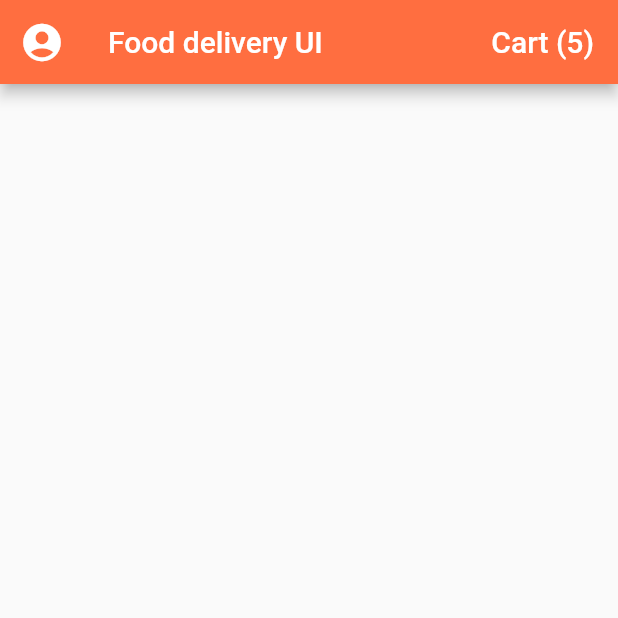
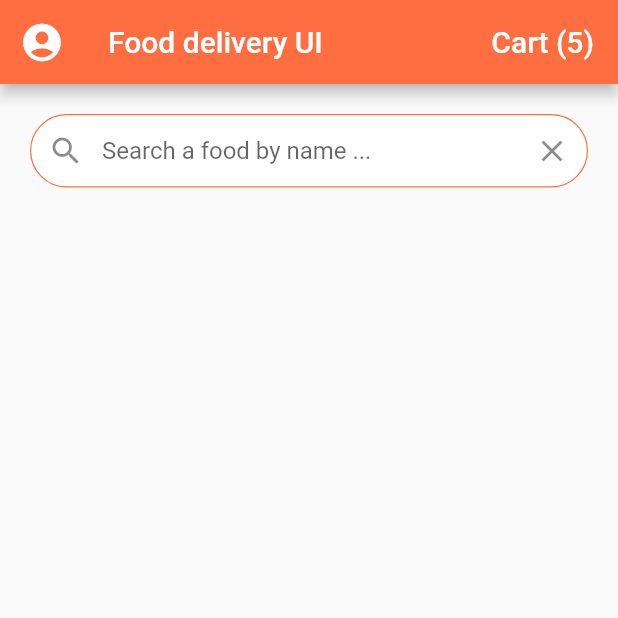
Before and after one commit to OussamaELAMRANI/foodUI, a Flutter app: the screen it shows after launch, on a phone screen of 412 x 824 dp, the top half of it. Run offline on Flutter 3.47's test engine with Material 2 defaults, Android fonts, the phone set to English and light mode, and no system bars.

Commit message:
Search Input with Constants File.

```diff
--- /dev/null
+++ b/lib/components/search_input.dart
@@ -0,0 +1,35 @@
+import 'package:flutter/material.dart';
+import 'package:food_app_ui/theme/constants.dart';
+
+class SearchInput extends StatefulWidget {
+  @override
+  _SearchInputState createState() => _SearchInputState();
+}
+
+class _SearchInputState extends State<SearchInput> {
+  @override
+  Widget build(BuildContext context) {
+    return Padding(
+      padding: EdgeInsets.all(20.0),
+      child: TextField(
+        decoration: InputDecoration(
+            fillColor: whiteColor,
+            filled: true,
+            contentPadding: EdgeInsets.symmetric(vertical: 15.0),
+            border: OutlineInputBorder(
+                borderRadius: BorderRadius.circular(30.0),
+                borderSide: BorderSide(width: 0.8)),
+            enabledBorder: OutlineInputBorder(
+                borderRadius: BorderRadius.circular(30.0),
+                borderSide: BorderSide(
+                    width: 0.8, color: Theme.of(context).primaryColor)),
+            hintText: "Search a food by name ...",
+            prefixIcon: Icon(Icons.search),
+            suffixIcon: IconButton(
+              icon: Icon(Icons.close),
+              onPressed: () {},
+            )),
+      ),
+    );
+  }
+}
--- a/lib/main.dart
+++ b/lib/main.dart
@@ -1,5 +1,6 @@
 import 'package:flutter/material.dart';
 import 'package:food_app_ui/screens/_home.dart';
+import 'package:food_app_ui/theme/constants.dart';
 
 void main() {
   runApp(MyApp());
@@ -13,9 +14,9 @@ class MyApp extends StatelessWidget {
         title: 'Flutter Demo',
         debugShowCheckedModeBanner: false,
         theme: ThemeData(
-          scaffoldBackgroundColor: Colors.grey[50],
-          primaryColor: Colors.deepOrangeAccent,
-          accentColor: Colors.teal,
+          scaffoldBackgroundColor: greyColor,
+          primaryColor: primaryColor,
+          accentColor: secondaryColor,
         ),
         home: HomeScreen());
   }
--- a/lib/screens/_home.dart
+++ b/lib/screens/_home.dart
@@ -1,4 +1,5 @@
 import 'package:flutter/material.dart';
+import 'package:food_app_ui/components/search_input.dart';
 
 class HomeScreen extends StatefulWidget {
   @override
@@ -30,6 +31,11 @@ class _HomeScreenState extends State<HomeScreen> {
           )
         ],
       ),
+      body: ListView(
+        children: [
+          SearchInput()
+        ],
+      ),
     );
   }
 }
--- /dev/null
+++ b/lib/theme/constants.dart
@@ -0,0 +1,8 @@
+import 'package:flutter/material.dart';
+
+final Color whiteColor = Colors.white;
+final Color greyColor = Colors.grey[50];
+final Color primaryColor = Colors.deepOrangeAccent;
+final Color secondaryColor = Colors.teal;
+final Color blackColor = Colors.black;
+final Color darkColor = Colors.black12;
```
